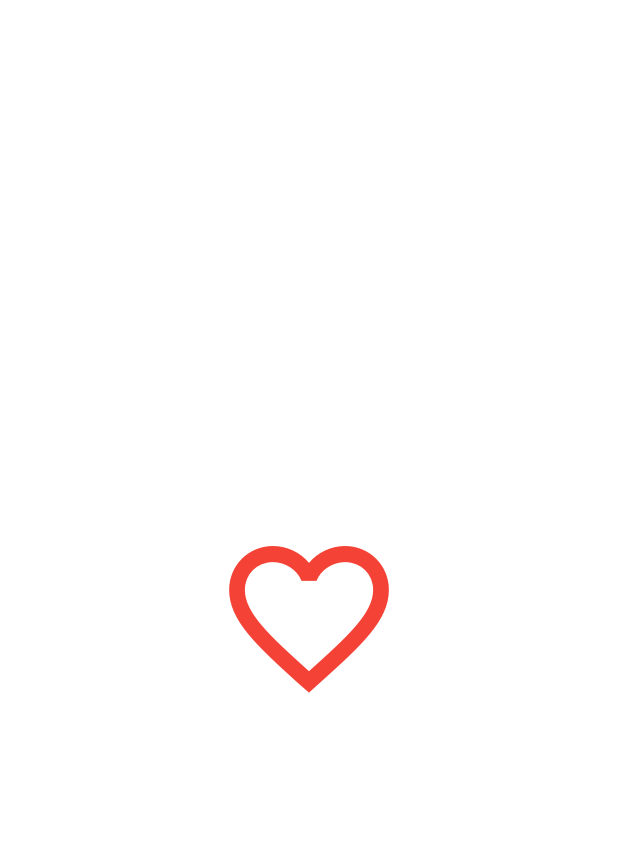
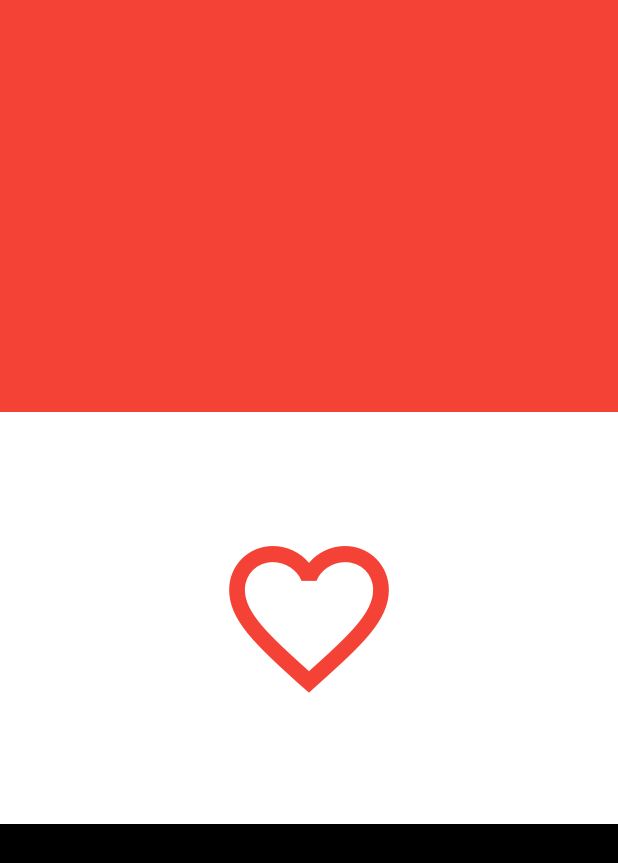
Before and after one commit to jason-nguessan/vitals-tracker, a Flutter app: the ScanVitals screen opened directly, on a phone screen of 412 x 824 dp. Shown: the top 863 px of the screen. Run offline on Flutter 3.47's test engine with Material 2 defaults, Android fonts, the phone set to English and light mode, and no system bars; our stand-ins replace camera, charts_flutter, hexcolor, wakelock.

Commit message:
edits on the scan page

```diff
--- a/lib/mainPages/scanVitals.dart
+++ b/lib/mainPages/scanVitals.dart
@@ -10,6 +10,7 @@ class ScanVitals extends StatefulWidget {
 
 class _ScanVitalsState extends State<ScanVitals> {
   bool _toggled = false;
+
   _toggle() {
     setState(() {
       _toggled = true;
@@ -27,6 +28,12 @@ class _ScanVitalsState extends State<ScanVitals> {
     return Scaffold(
       backgroundColor: Colors.white,
       body: SafeArea(
+          child: Column(
+        children: <Widget>[
+          Expanded(
+            child: Container(color: Colors.red),
+          ),
+          Expanded(
             child: Center(
               child: IconButton(
                 icon: Icon(_toggled ? Icons.favorite : Icons.favorite_border),
@@ -42,6 +49,11 @@ class _ScanVitalsState extends State<ScanVitals> {
               ),
             ),
           ),
+          Expanded(
+            child: Container(color: Colors.black),
+          )
+        ],
+      )),
     );
   }
 }
```
Lines whose indentation alone changed are shown as unchanged.
